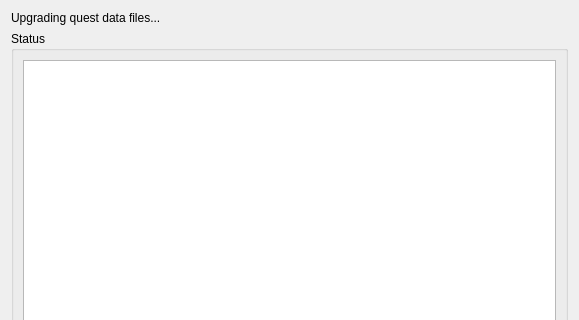
Qt form src/gui/external_script_dialog.ui (solarus-games/solarus-quest-editor) before a commit; both pictures show x 0 to 579 and y 0 to 320 of the 579 by 465 pixel window.
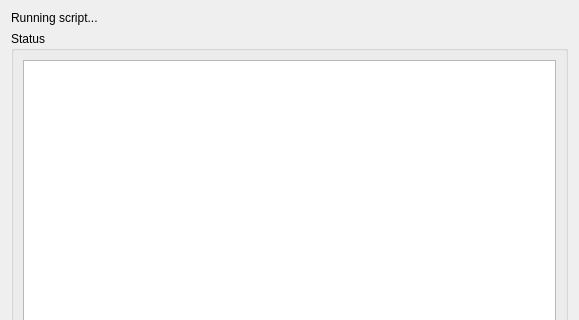
The same form after that commit.

Commit message: Continuing the upgrade quest dialog.

Diff of the .ui file:
```diff
--- a/src/gui/external_script_dialog.ui
+++ b/src/gui/external_script_dialog.ui
@@ -17,7 +17,7 @@
    <item>
     <widget class="QLabel" name="status_label">
      <property name="text">
-      <string>Upgrading quest data files...</string>
+      <string>Running script...</string>
      </property>
     </widget>
    </item>
```
Left out of the diff: 6 changed lines with no effect on the pictures. The commit also changes 9 other files.
